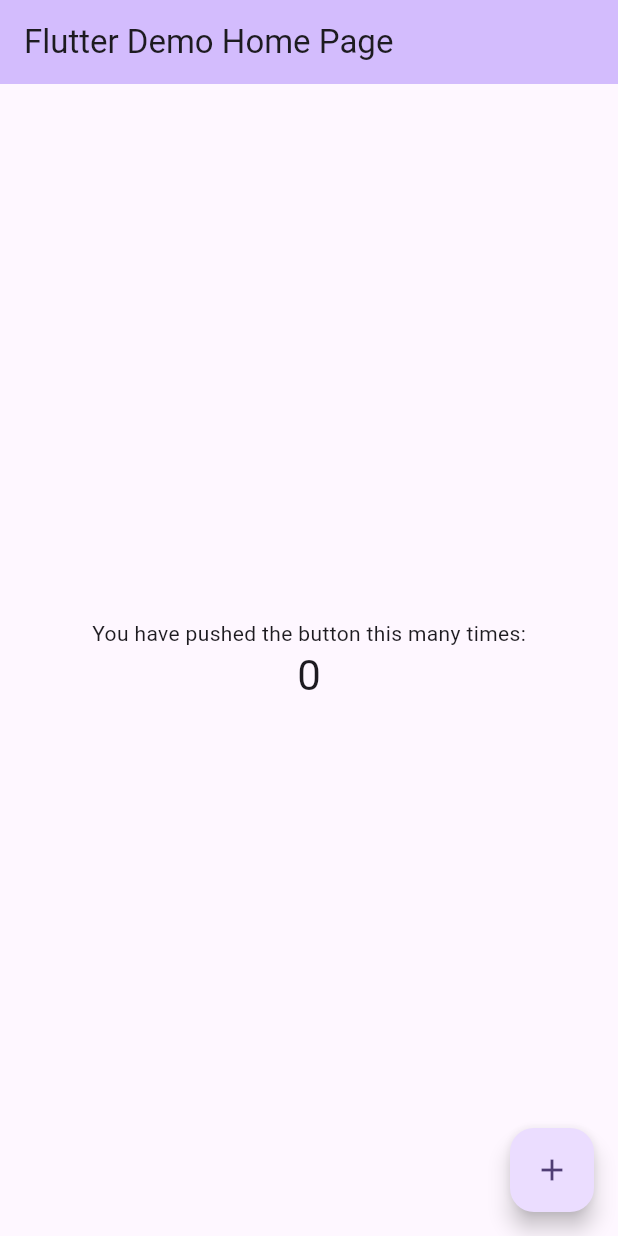
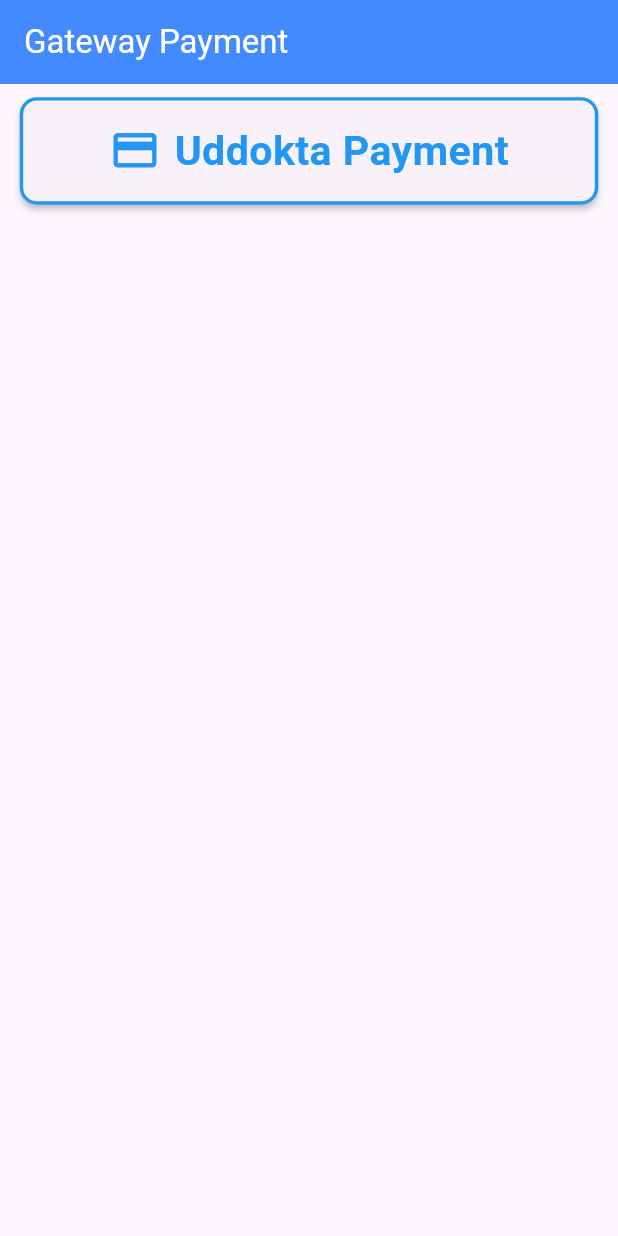
Before and after one commit to mahafujerrahman/payment_getway, a Flutter app: the screen it shows after launch, on a phone screen of 412 x 824 dp. Run offline on Flutter 3.47's test engine with Material 3 defaults, Android fonts, the phone set to English and light mode, and no system bars; our stand-ins replace flutter_screenutil, get; missing offline and left inert: uddoktapay.

Commit message:
un completed

```diff
--- /dev/null
+++ b/lib/homescreen.dart
@@ -0,0 +1,63 @@
+import 'package:flutter/material.dart';
+import 'package:flutter_screenutil/flutter_screenutil.dart';
+import 'package:get/get.dart';
+import 'package:payment_getway/uddoktaPay/customCard.dart';
+import 'package:uddoktapay/models/customer_model.dart';
+import 'package:uddoktapay/models/request_response.dart';
+import 'package:uddoktapay/uddoktapay.dart';
+
+class MyHomePage extends StatefulWidget {
+  const MyHomePage({super.key});
+
+  @override
+  State<MyHomePage> createState() => _MyHomePageState();
+}
+
+class _MyHomePageState extends State<MyHomePage> {
+  double totalPrice = 100.00;
+
+  @override
+  Widget build(BuildContext context) {
+    ScreenUtil.init(context);
+    return Scaffold(
+      appBar: AppBar(
+        backgroundColor: Colors.blueAccent,
+        title: Text('Gateway Payment', style: TextStyle(color: Colors.white)),
+      ),
+      body: Column(
+        children: [
+          GestureDetector(
+            onTap: () {
+              uddoktaPay();
+            },
+            child: CustomCard(
+              text: 'Uddokta Payment',
+              icon: Icons.payment,
+            ),
+          ),
+        ],
+      ),
+    );
+  }
+
+  void uddoktaPay() async {
+    final response =await UddoktaPay.createPayment(
+      context: Get.context!,
+      customer: CustomerDetails(fullName: 'Mahafujer Rahman', email: 'mahafuj@gmail.com'),
+      amount: totalPrice.toString()
+    );
+    if (response.status == ResponseStatus.completed){
+      print ('Payment completed, Trx Id - ${response.transactionId}');
+      print (response.senderNumber);
+    }
+    if (response.status == ResponseStatus.canceled){
+      print ('Payment canceled');
+    }
+    if (response.status == ResponseStatus.pending){
+      print ('Payment pending');
+    }
+  }
+
+
+
+}
--- a/lib/main.dart
+++ b/lib/main.dart
@@ -1,4 +1,5 @@
 import 'package:flutter/material.dart';
+import 'package:payment_getway/homescreen.dart';
 
 void main() {
   runApp(const MyApp());
@@ -7,116 +8,14 @@ void main() {
 class MyApp extends StatelessWidget {
   const MyApp({super.key});
 
-  // This widget is the root of your application.
   @override
   Widget build(BuildContext context) {
     return MaterialApp(
       title: 'Flutter Demo',
       theme: ThemeData(
-        // This is the theme of your application.
-        //
-        // TRY THIS: Try running your application with "flutter run". You'll see
-        // the application has a purple toolbar. Then, without quitting the app,
-        // try changing the seedColor in the colorScheme below to Colors.green
-        // and then invoke "hot reload" (save your changes or press the "hot
-        // reload" button in a Flutter-supported IDE, or press "r" if you used
-        // the command line to start the app).
-        //
-        // Notice that the counter didn't reset back to zero; the application
-        // state is not lost during the reload. To reset the state, use hot
-        // restart instead.
-        //
-        // This works for code too, not just values: Most code changes can be
-        // tested with just a hot reload.
         colorScheme: ColorScheme.fromSeed(seedColor: Colors.deepPurple),
       ),
-      home: const MyHomePage(title: 'Flutter Demo Home Page'),
+      home:  MyHomePage(),
     );
   }
 }
-
-class MyHomePage extends StatefulWidget {
-  const MyHomePage({super.key, required this.title});
-
-  // This widget is the home page of your application. It is stateful, meaning
-  // that it has a State object (defined below) that contains fields that affect
-  // how it looks.
-
-  // This class is the configuration for the state. It holds the values (in this
-  // case the title) provided by the parent (in this case the App widget) and
-  // used by the build method of the State. Fields in a Widget subclass are
-  // always marked "final".
-
-  final String title;
-
-  @override
-  State<MyHomePage> createState() => _MyHomePageState();
-}
-
-class _MyHomePageState extends State<MyHomePage> {
-  int _counter = 0;
-
-  void _incrementCounter() {
-    setState(() {
-      // This call to setState tells the Flutter framework that something has
-      // changed in this State, which causes it to rerun the build method below
-      // so that the display can reflect the updated values. If we changed
-      // _counter without calling setState(), then the build method would not be
-      // called again, and so nothing would appear to happen.
-      _counter++;
-    });
-  }
-
-  @override
-  Widget build(BuildContext context) {
-    // This method is rerun every time setState is called, for instance as done
-    // by the _incrementCounter method above.
-    //
-    // The Flutter framework has been optimized to make rerunning build methods
-    // fast, so that you can just rebuild anything that needs updating rather
-    // than having to individually change instances of widgets.
-    return Scaffold(
-      appBar: AppBar(
-        // TRY THIS: Try changing the color here to a specific color (to
-        // Colors.amber, perhaps?) and trigger a hot reload to see the AppBar
-        // change color while the other colors stay the same.
-        backgroundColor: Theme.of(context).colorScheme.inversePrimary,
-        // Here we take the value from the MyHomePage object that was created by
-        // the App.build method, and use it to set our appbar title.
-        title: Text(widget.title),
-      ),
-      body: Center(
-        // Center is a layout widget. It takes a single child and positions it
-        // in the middle of the parent.
-        child: Column(
-          // Column is also a layout widget. It takes a list of children and
-          // arranges them vertically. By default, it sizes itself to fit its
-          // children horizontally, and tries to be as tall as its parent.
-          //
-          // Column has various properties to control how it sizes itself and
-          // how it positions its children. Here we use mainAxisAlignment to
-          // center the children vertically; the main axis here is the vertical
-          // axis because Columns are vertical (the cross axis would be
-          // horizontal).
-          //
-          // TRY THIS: Invoke "debug painting" (choose the "Toggle Debug Paint"
-          // action in the IDE, or press "p" in the console), to see the
-          // wireframe for each widget.
-          mainAxisAlignment: MainAxisAlignment.center,
-          children: <Widget>[
-            const Text('You have pushed the button this many times:'),
-            Text(
-              '$_counter',
-              style: Theme.of(context).textTheme.headlineMedium,
-            ),
-          ],
-        ),
-      ),
-      floatingActionButton: FloatingActionButton(
-        onPressed: _incrementCounter,
-        tooltip: 'Increment',
-        child: const Icon(Icons.add),
-      ), // This trailing comma makes auto-formatting nicer for build methods.
-    );
-  }
-}
--- /dev/null
+++ b/lib/uddoktaPay/customCard.dart
@@ -0,0 +1,52 @@
+import 'package:flutter/material.dart';
+import 'package:flutter_screenutil/flutter_screenutil.dart';
+
+class CustomCard extends StatelessWidget {
+  final String text;
+  final IconData icon;
+
+  const CustomCard({
+    super.key,
+    required this.text,
+    required this.icon,
+  });
+
+  @override
+  Widget build(BuildContext context) {
+    return Padding(
+      padding:  EdgeInsets.symmetric(horizontal: 8.w,vertical: 4.h),
+      child: Card(
+        elevation: 2,
+        shape: RoundedRectangleBorder(
+          borderRadius: BorderRadius.circular(10.r),
+        ),
+        child: Container(
+          height: 60.h,
+          decoration: BoxDecoration(
+            border: Border.all(color: Colors.blue, width: 2.w),
+            borderRadius: BorderRadius.circular(10.r),
+          ),
+          child: Row(
+            mainAxisAlignment: MainAxisAlignment.center,
+            children: [
+              Icon(
+                icon,
+                color: Colors.blue,
+                size: 30.sp,
+              ),
+              SizedBox(width: 8.w),
+              Text(
+                text,
+                style: TextStyle(
+                  fontSize: 24.sp,
+                  fontWeight: FontWeight.bold,
+                  color: Colors.blue,
+                ),
+              ),
+            ],
+          ),
+        ),
+      ),
+    );
+  }
+}
--- a/pubspec.yaml
+++ b/pubspec.yaml
@@ -34,6 +34,10 @@ dependencies:
   # The following adds the Cupertino Icons font to your application.
   # Use with the CupertinoIcons class for iOS style icons.
   cupertino_icons: ^1.0.8
+  get: ^4.7.2
+  flutter_screenutil: ^5.9.3
+  uddoktapay: ^0.0.4
+
 
 dev_dependencies:
   flutter_test:
```
Also changed, not shown: pubspec.lock, 1 other file.
